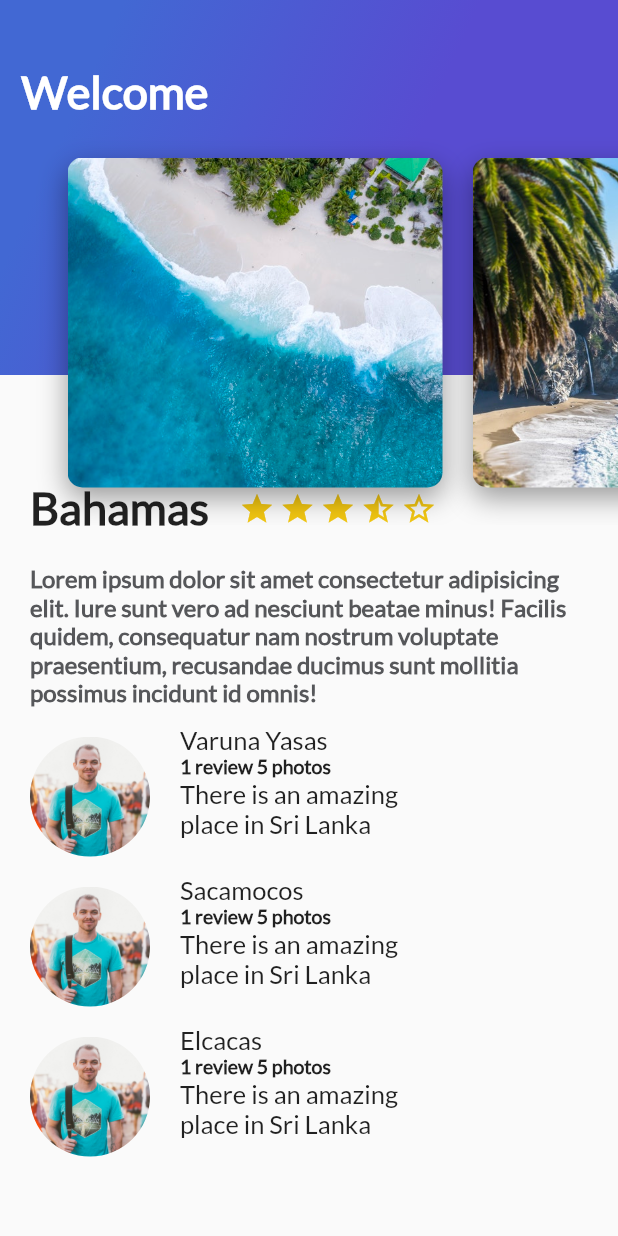
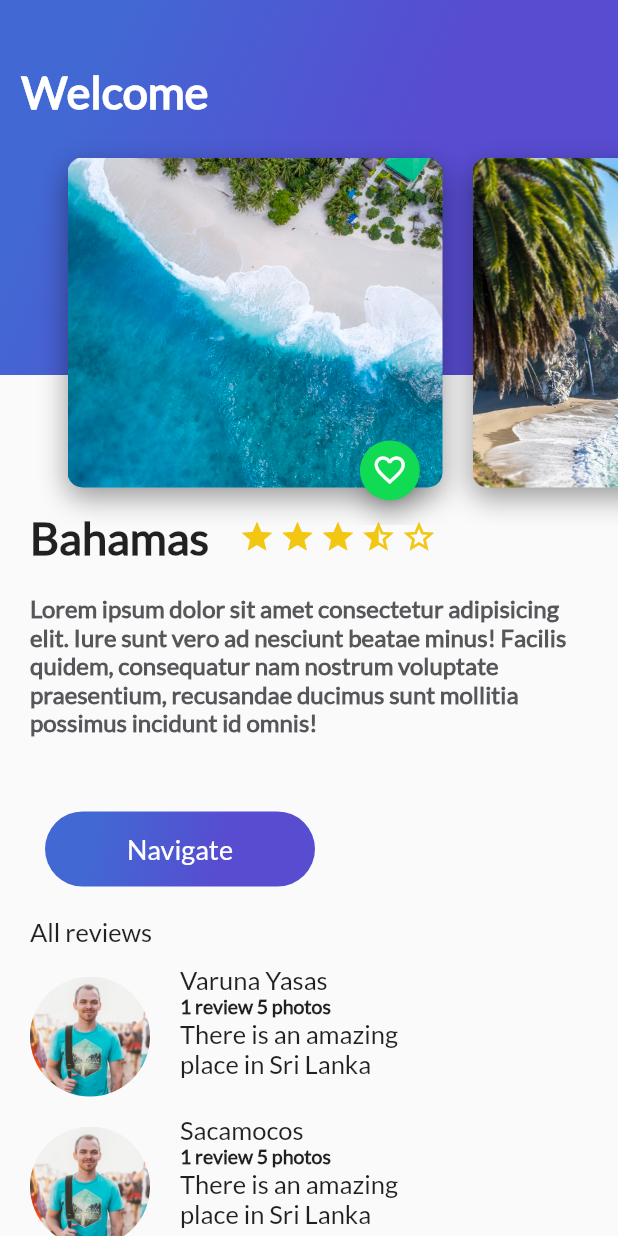
Before and after one commit to AMBoulchouk/trips-project, a Flutter app: the screen it shows after launch, on a phone screen of 412 x 824 dp. Run offline on Flutter 3.47's test engine with Material 2 defaults, Android fonts, the phone set to English and light mode, and no system bars.

Commit message:
17/01/2021 23:29

```diff
--- /dev/null
+++ b/lib/buttonPurple.dart
@@ -0,0 +1,57 @@
+import 'package:flutter/material.dart';
+
+class ButtonPurple extends StatelessWidget {
+  String buttonText = "Navigate";
+
+  ButtonPurple(this.buttonText);
+  @override
+  Widget build(BuildContext context) {
+    //TODO
+    return Container(
+      margin: EdgeInsets.only(
+        top: 30.0,
+        left: 20.0,
+        right: 20.0,
+      ),
+      child: InkWell(
+        onTap: () {
+          Scaffold.of(context).showSnackBar(SnackBar(
+            content: Text("Navigating"),
+          ));
+        },
+        child: Container(
+          margin: EdgeInsets.only(
+            top: 20.0,
+            left: 10.0,
+            right: 10.0,
+          ),
+          height: 50.0,
+          width: 180.0,
+          decoration: BoxDecoration(
+            borderRadius: BorderRadius.circular(30.0),
+            gradient: LinearGradient(
+              colors: [
+                Color(0xFF4268D3),
+                Color(0xFF584CD1),
+              ],
+              begin: FractionalOffset(0.2, 0.0),
+              end: FractionalOffset(1.0, 0.6),
+              stops: [0.0, 0.6],
+              tileMode: TileMode.clamp,
+            ),
+          ),
+          child: Center(
+            child: Text(
+              buttonText,
+              style: TextStyle(
+                fontSize: 18.0,
+                fontFamily: "Lato",
+                color: Colors.white,
+              ),
+            ),
+          ),
+        ),
+      ),
+    );
+  }
+}
--- a/lib/cardImage.dart
+++ b/lib/cardImage.dart
@@ -1,4 +1,5 @@
 import 'package:flutter/material.dart';
+import 'floatingActionButtonGreen.dart';
 
 class CardImage extends StatelessWidget {
   String pathImage = "assets/img/beach.jpg";
@@ -29,6 +30,12 @@ class CardImage extends StatelessWidget {
             ),
           ]),
     );
-    return card;
+    return Stack(
+      alignment: Alignment(0.9, 1.1),
+      children: [
+        card,
+        FloatingActionButtonGreen(),
+      ],
+    );
   }
 }
--- a/lib/description_place.dart
+++ b/lib/description_place.dart
@@ -1,4 +1,5 @@
 import 'package:flutter/material.dart';
+import 'buttonPurple.dart';
 
 class DescriptionPlace extends StatelessWidget {
   String namePlace;
@@ -13,7 +14,7 @@ class DescriptionPlace extends StatelessWidget {
     //inicio de widget stars
 
     final star = Container(
-      margin: EdgeInsets.only(top: 323.0, right: 3.0),
+      margin: EdgeInsets.only(top: 340.0, right: 3.0),
       child: Icon(
         Icons.star,
         color: Color(0xFFf2C611),
@@ -21,7 +22,7 @@ class DescriptionPlace extends StatelessWidget {
     );
 
     final starHalf = Container(
-      margin: EdgeInsets.only(top: 323.0, right: 3.0),
+      margin: EdgeInsets.only(top: 340.0, right: 3.0),
       child: Icon(
         Icons.star_half,
         color: Color(0xFFf2C611),
@@ -29,7 +30,7 @@ class DescriptionPlace extends StatelessWidget {
     );
 
     final starBorder = Container(
-      margin: EdgeInsets.only(top: 323.0, right: 3.0),
+      margin: EdgeInsets.only(top: 340.0, right: 3.0),
       child: Icon(
         Icons.star_border,
         color: Color(0xFFf2C611),
@@ -58,7 +59,7 @@ class DescriptionPlace extends StatelessWidget {
       children: <Widget>[
         Container(
           margin: EdgeInsets.only(
-            top: 320.0,
+            top: 340.0,
             left: 20.0,
             right: 20.0,
           ),
@@ -78,9 +79,11 @@ class DescriptionPlace extends StatelessWidget {
     );
 
     return Column(
+      crossAxisAlignment: CrossAxisAlignment.start,
       children: <Widget>[
         titleStars,
         description,
+        ButtonPurple("Navigate"),
       ],
     );
   }
--- /dev/null
+++ b/lib/floatingActionButtonGreen.dart
@@ -0,0 +1,32 @@
+import 'package:flutter/material.dart';
+
+class FloatingActionButtonGreen extends StatefulWidget {
+  State<StatefulWidget> createState() {
+    //TODO
+    return _FloatingActionButtonGreen();
+  }
+}
+
+class _FloatingActionButtonGreen extends State<FloatingActionButtonGreen> {
+  bool isPressed = false;
+
+  void onPressedFav() {
+    setState(() {
+      isPressed = !this.isPressed;
+    });
+  }
+
+  @override
+  Widget build(BuildContext context) {
+    //TODO
+    return FloatingActionButton(
+      backgroundColor: Color(0xFF11DA53),
+      mini: true,
+      tooltip: "Fav",
+      onPressed: onPressedFav,
+      child: Icon(
+        this.isPressed ? Icons.favorite : Icons.favorite_border,
+      ),
+    );
+  }
+}
--- a/lib/reviewList.dart
+++ b/lib/reviewList.dart
@@ -6,9 +6,25 @@ class ReviewList extends StatelessWidget {
 
   @override
   Widget build(BuildContext context) {
+    final titleComment = Container(
+      margin: EdgeInsets.only(
+        top: 20.0,
+        left: 20.0,
+      ),
+      child: Text(
+        'All reviews',
+        textAlign: TextAlign.left,
+        style: TextStyle(
+          fontFamily: "Lato",
+          fontSize: 17.0,
+        ),
+      ),
+    );
+
     return Column(
       crossAxisAlignment: CrossAxisAlignment.start,
       children: <Widget>[
+        titleComment,
         Review("assets/img/people.jpg", "Varuna Yasas", "1 review 5 photos",
             "There is an amazing\nplace in Sri Lanka"),
         Review("assets/img/people.jpg", "Sacamocos", "1 review 5 photos",
```
